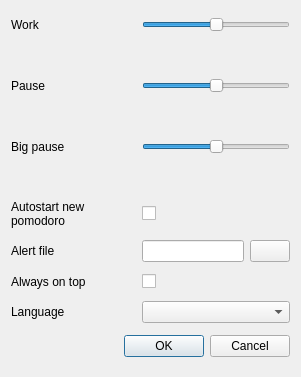
This is settings.ui in rtkt/pomodoro as Qt 5 draws it before an edit. The edited form follows.
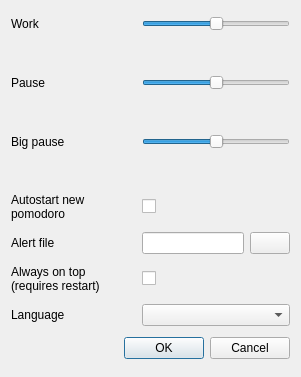
This is the edited form. Icons and pictures are not drawn.

Patch:
```diff
--- a/settings.ui
+++ b/settings.ui
@@ -175,7 +175,10 @@
    <item row="8" column="0">
     <widget class="QLabel" name="onTopLabel">
      <property name="text">
-      <string>Always on top</string>
+      <string>Always on top (requires restart)</string>
+     </property>
+     <property name="wordWrap">
+      <bool>true</bool>
      </property>
     </widget>
    </item>
```
Left out of the diff: 2 changed lines with no effect on the pictures.
